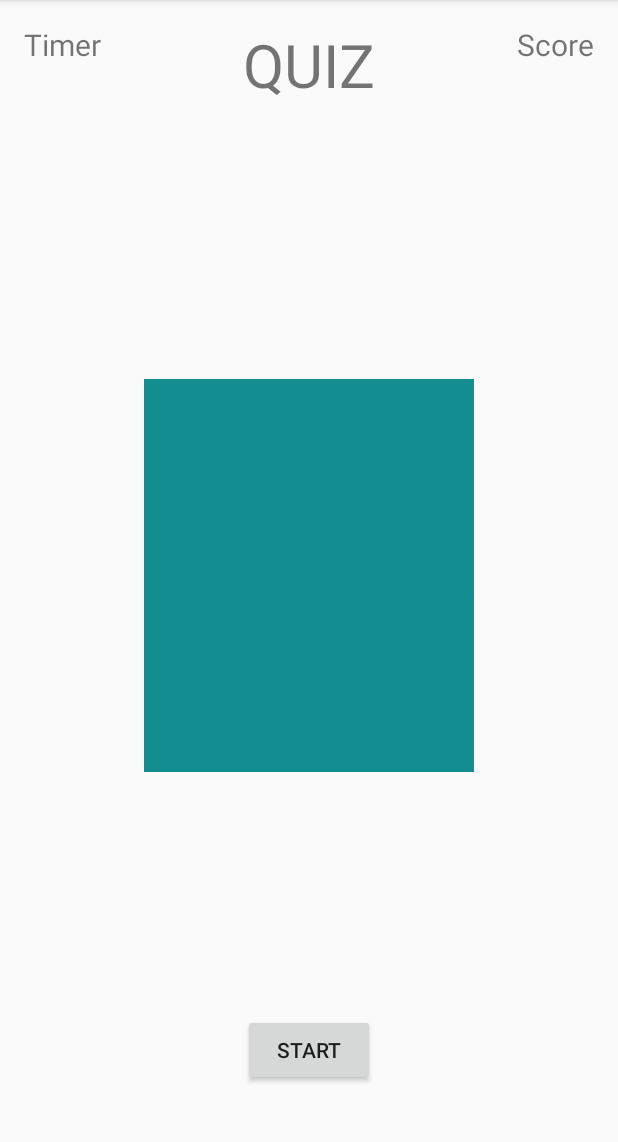
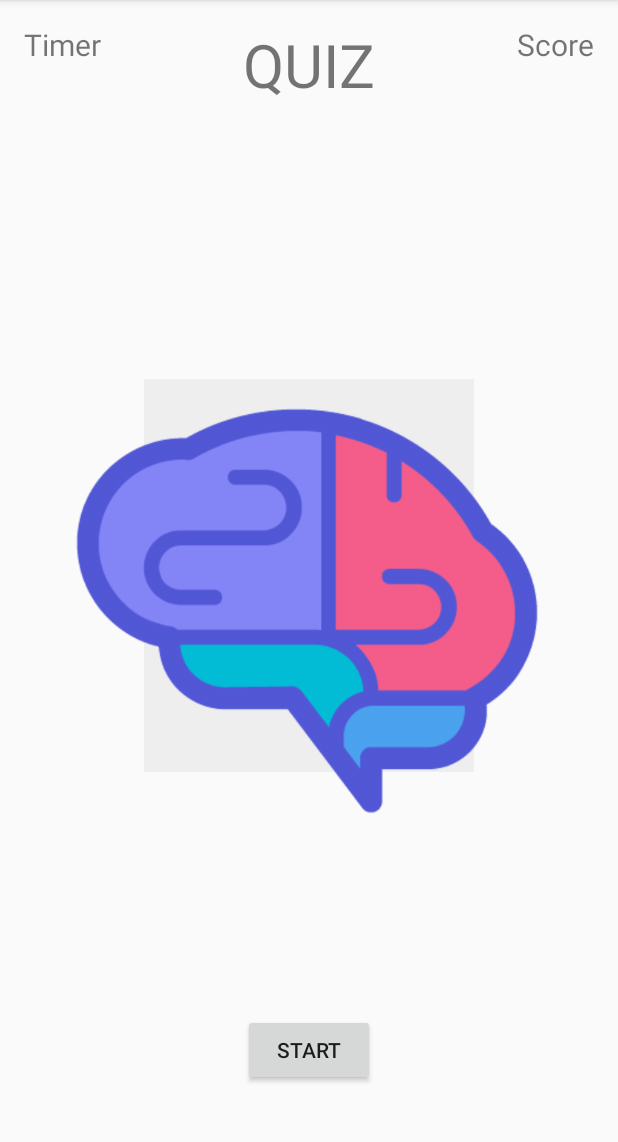
Before and after one commit to lsteamer/BrainTrainer, an Android app: the screen it shows after launch (MainActivity), on a phone screen of 412 x 824 dp, the part 84-1226 px from its top. Run offline under Robolectric (Android 15) with nearby library versions, the phone set to English and light mode, and no system bars.

Commit message:
01.2 - Intro image added

```diff
--- a/app/src/main/java/com/elmexicano/lsteamer/braintrainer/MainActivity.java
+++ b/app/src/main/java/com/elmexicano/lsteamer/braintrainer/MainActivity.java
@@ -7,6 +7,7 @@ import android.support.v7.app.AppCompatActivity;
 import android.os.Bundle;
 import android.view.View;
 import android.widget.Button;
+import android.widget.ImageView;
 import android.widget.RelativeLayout;
 import android.widget.TextView;
 
@@ -25,9 +26,9 @@ public class MainActivity extends AppCompatActivity {
 
     //Map<Integer,TextView> mapKeys;
 
-
     RelativeLayout glay;
     RelativeLayout wlay;
+    RelativeLayout ilay;
 
     //TextViews in the app
     TextView quizt, timert, scoret;
@@ -112,6 +113,7 @@ public class MainActivity extends AppCompatActivity {
 
 
                     start.animate().alpha(1).start();
+
 
                 }
             };
@@ -266,9 +268,11 @@ public class MainActivity extends AppCompatActivity {
         wlay.animate().alpha(0).start();
 
 
-        started=true;
+        started = true;
 
 
+
+        ilay.animate().alpha(0).start();
         //Defining the score and total of exercises
         score = total = 0;
 
@@ -298,6 +302,7 @@ public class MainActivity extends AppCompatActivity {
         super.onCreate(savedInstanceState);
 
 
+
         //If the screen is rotated, choose a different layout
         if(Configuration.ORIENTATION_PORTRAIT==this.getResources().getConfiguration().orientation)
             setContentView(R.layout.activity_main);
@@ -319,6 +324,9 @@ public class MainActivity extends AppCompatActivity {
         //Hide the win
         wlay = (RelativeLayout) findViewById(R.id.winLayout);
         wlay.animate().alpha(0).start();
+
+
+        ilay = (RelativeLayout) findViewById(R.id.introLayout);
 
         //Hide the TextView that shows if the latest try was a hit or a miss
         resultT.setText("");
@@ -378,11 +386,14 @@ public class MainActivity extends AppCompatActivity {
         }
 
 
-
         //Array that holds the results, to check that there are no two alike
         teNum = new int[9];
 
 
+
+
+        if(started==true)
+            ilay.animate().alpha(0).start();
 
         /*
         //Map
@@ -413,8 +424,8 @@ public class MainActivity extends AppCompatActivity {
         opt[8] = (TextView) findViewById(R.id.op9);
 
         for(int wa=0; wa<9;wa++){
-            opt[wa].setTextColor(Color.parseColor("#138d90"));
-            opt[wa].setBackgroundColor(Color.parseColor("#138d90"));
+            opt[wa].setTextColor(Color.parseColor("#EEEEEE"));
+            opt[wa].setBackgroundColor(Color.parseColor("#EEEEEE"));
         }
 
 
--- a/app/src/main/res/layout/activity_main.xml
+++ b/app/src/main/res/layout/activity_main.xml
@@ -1,5 +1,6 @@
 <?xml version="1.0" encoding="utf-8"?>
 <RelativeLayout xmlns:android="http://schemas.android.com/apk/res/android"
+    xmlns:app="http://schemas.android.com/apk/res-auto"
     xmlns:tools="http://schemas.android.com/tools"
     android:id="@+id/activity_main"
     android:layout_width="match_parent"
@@ -228,4 +229,23 @@
         android:layout_centerHorizontal="true"
         android:text="WATWAT" />
 
+
+    <RelativeLayout
+        android:layout_width="wrap_content"
+        android:layout_height="wrap_content"
+        android:layout_centerInParent="true"
+        android:layout_above="@+id/start"
+        android:layout_marginTop="90dp"
+        android:id="@+id/introLayout">
+
+    <ImageView
+        android:layout_width="wrap_content"
+        android:layout_height="wrap_content"
+        app:srcCompat="@drawable/brain_icon"
+        android:layout_centerInParent="true"
+        android:layout_marginTop="26dp"
+        android:id="@+id/brainIntro" />
+
+    </RelativeLayout>
+
 </RelativeLayout>
```
Also changed, not shown: app/src/main/res/layout/activity_main_lc.xml (+19 -0 lines).
